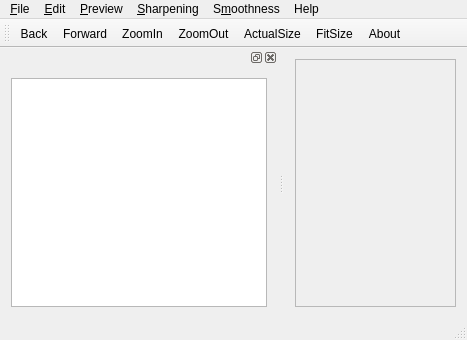
First picture: the form in MIPS/MIPS/mainwindow.ui, repository KevinAudi/MIPS.vs, before the edit.
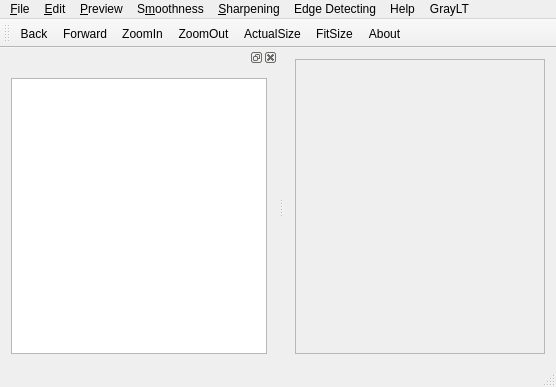
Second picture: the form after the edit. Icons and pictures are not drawn.

Commit message: add Class ImageGrayLevelTransformator

```diff
--- a/MIPS/MIPS/mainwindow.ui
+++ b/MIPS/MIPS/mainwindow.ui
@@ -6,8 +6,8 @@
    <rect>
     <x>0</x>
     <y>0</y>
-    <width>467</width>
-    <height>340</height>
+    <width>556</width>
+    <height>387</height>
    </rect>
   </property>
   <property name="windowTitle">
@@ -25,8 +25,8 @@
         <rect>
          <x>0</x>
          <y>0</y>
-         <width>169</width>
-         <height>241</height>
+         <width>390</width>
+         <height>288</height>
         </rect>
        </property>
        <property name="autoFillBackground">
@@ -60,7 +60,7 @@
     <rect>
      <x>0</x>
      <y>0</y>
-     <width>467</width>
+     <width>556</width>
      <height>23</height>
     </rect>
    </property>
@@ -137,12 +137,29 @@
     </property>
     <addaction name="actionAbout"/>
    </widget>
+   <widget class="QMenu" name="menuEdge_Detecting">
+    <property name="title">
+     <string>Edge Detecting</string>
+    </property>
+    <addaction name="actionGradiant"/>
+    <addaction name="actionRoberts"/>
+    <addaction name="actionSobel_In_ED"/>
+    <addaction name="actionLaplace8"/>
+   </widget>
+   <widget class="QMenu" name="menuGrayLT">
+    <property name="title">
+     <string>GrayLT</string>
+    </property>
+    <addaction name="actionLinearity"/>
+   </widget>
    <addaction name="menu_File"/>
    <addaction name="menu_Edit"/>
    <addaction name="menu_Preview"/>
-   <addaction name="menu_Sharpening"/>
    <addaction name="menu_Smoothness"/>
+   <addaction name="menu_Sharpening"/>
+   <addaction name="menuEdge_Detecting"/>
    <addaction name="menuHelp"/>
+   <addaction name="menuGrayLT"/>
   </widget>
   <widget class="QToolBar" name="mainToolBar">
    <property name="focusPolicy">
```
Left out of the diff: 31 changed lines with no effect on the pictures. The commit also changes 8 other files.
